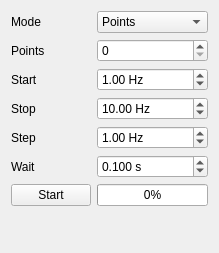
Before: the Qt Designer form lantz/ui/blocks/scan.ui in LabPy/lantz, drawn with Qt 5.
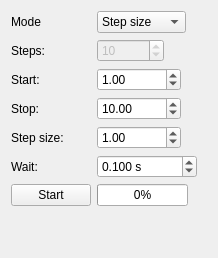
After: the same form once the commit is applied.

```diff
--- a/lantz/ui/blocks/scan.ui
+++ b/lantz/ui/blocks/scan.ui
@@ -6,83 +6,130 @@
    <rect>
     <x>0</x>
     <y>0</y>
-    <width>219</width>
-    <height>253</height>
+    <width>218</width>
+    <height>258</height>
    </rect>
   </property>
   <property name="windowTitle">
    <string>Form</string>
   </property>
   <layout class="QFormLayout" name="formLayout">
+   <property name="fieldGrowthPolicy">
+    <enum>QFormLayout::FieldsStayAtSizeHint</enum>
+   </property>
+   <item row="0" column="0">
+    <widget class="QLabel" name="label_3">
+     <property name="text">
+      <string>Mode</string>
+     </property>
+    </widget>
+   </item>
+   <item row="0" column="1">
+    <widget class="QComboBox" name="mode">
+     <item>
+      <property name="text">
+       <string>Step size</string>
+      </property>
+     </item>
+     <item>
+      <property name="text">
+       <string>Step count</string>
+      </property>
+     </item>
+    </widget>
+   </item>
    <item row="2" column="0">
-    <widget class="QLabel" name="startLabel_3">
+    <widget class="QLabel" name="label">
      <property name="text">
-      <string>Start</string>
+      <string>Steps:</string>
      </property>
     </widget>
    </item>
    <item row="2" column="1">
-    <widget class="QDoubleSpinBox" name="start_3">
-     <property name="suffix">
-      <string> Hz</string>
+    <widget class="QSpinBox" name="step_count">
+     <property name="enabled">
+      <bool>false</bool>
+     </property>
+     <property name="minimum">
+      <number>1</number>
      </property>
      <property name="maximum">
-      <double>100000.000000000000000</double>
+      <number>100000000</number>
      </property>
      <property name="value">
-      <double>1.000000000000000</double>
+      <number>10</number>
      </property>
     </widget>
    </item>
    <item row="3" column="0">
-    <widget class="QLabel" name="stopLabel_3">
+    <widget class="QLabel" name="startLabel_3">
      <property name="text">
-      <string>Stop</string>
+      <string>Start:</string>
      </property>
     </widget>
    </item>
    <item row="3" column="1">
-    <widget class="QDoubleSpinBox" name="stop_3">
+    <widget class="QDoubleSpinBox" name="start">
      <property name="suffix">
-      <string> Hz</string>
+      <string/>
      </property>
      <property name="maximum">
       <double>100000.000000000000000</double>
      </property>
      <property name="value">
-      <double>10.000000000000000</double>
+      <double>1.000000000000000</double>
      </property>
     </widget>
    </item>
    <item row="4" column="0">
-    <widget class="QLabel" name="stepLabel_3">
+    <widget class="QLabel" name="stopLabel_3">
      <property name="text">
-      <string>Step</string>
+      <string>Stop:</string>
      </property>
     </widget>
    </item>
    <item row="4" column="1">
-    <widget class="QDoubleSpinBox" name="step_3">
+    <widget class="QDoubleSpinBox" name="stop">
      <property name="suffix">
-      <string> Hz</string>
+      <string/>
      </property>
      <property name="maximum">
       <double>100000.000000000000000</double>
      </property>
      <property name="value">
-      <double>1.000000000000000</double>
+      <double>10.000000000000000</double>
      </property>
     </widget>
    </item>
    <item row="5" column="0">
-    <widget class="QLabel" name="waitLabel_3">
+    <widget class="QLabel" name="stepLabel_3">
      <property name="text">
-      <string>Wait</string>
+      <string>Step size:</string>
      </property>
     </widget>
    </item>
    <item row="5" column="1">
-    <widget class="QDoubleSpinBox" name="wait_3">
+    <widget class="QDoubleSpinBox" name="step_size">
+     <property name="suffix">
+      <string/>
+     </property>
+     <property name="maximum">
+      <double>100000.000000000000000</double>
+     </property>
+     <property name="value">
+      <double>1.000000000000000</double>
+     </property>
+    </widget>
+   </item>
+   <item row="6" column="0">
+    <widget class="QLabel" name="waitLabel_3">
+     <property name="text">
+      <string>Wait:</string>
+     </property>
+    </widget>
+   </item>
+   <item row="6" column="1">
+    <widget class="QDoubleSpinBox" name="wait">
      <property name="suffix">
       <string> s</string>
      </property>
@@ -97,8 +144,8 @@
      </property>
     </widget>
    </item>
-   <item row="6" column="0">
-    <widget class="QPushButton" name="Start">
+   <item row="7" column="0">
+    <widget class="QPushButton" name="start_stop">
      <property name="text">
       <string>Start</string>
      </property>
@@ -107,7 +154,7 @@
      </property>
     </widget>
    </item>
-   <item row="6" column="1">
+   <item row="7" column="1">
     <widget class="QProgressBar" name="progress_bar">
      <property name="maximum">
       <number>100</number>
@@ -117,37 +164,6 @@
      </property>
     </widget>
    </item>
-   <item row="1" column="0">
-    <widget class="QLabel" name="label">
-     <property name="text">
-      <string>Points</string>
-     </property>
-    </widget>
-   </item>
-   <item row="1" column="1">
-    <widget class="QSpinBox" name="spinBox"/>
-   </item>
-   <item row="0" column="0">
-    <widget class="QLabel" name="label_2">
-     <property name="text">
-      <string>Mode</string>
-     </property>
-    </widget>
-   </item>
-   <item row="0" column="1">
-    <widget class="QComboBox" name="comboBox">
-     <item>
-      <property name="text">
-       <string>Points</string>
-      </property>
-     </item>
-     <item>
-      <property name="text">
-       <string>Steps</string>
-      </property>
-     </item>
-    </widget>
-   </item>
   </layout>
  </widget>
  <resources/>
```
